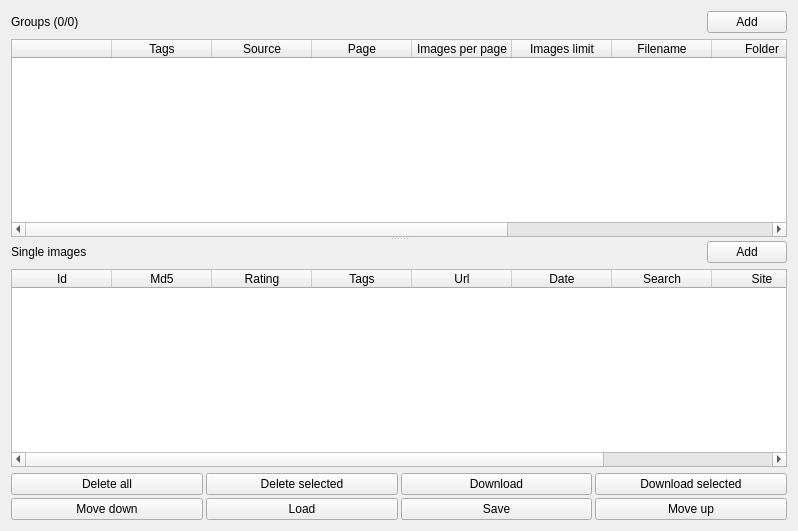
Before: the Qt Designer form gui/src/tabs/downloads-tab.ui in Bionus/imgbrd-grabber, drawn with Qt 5.
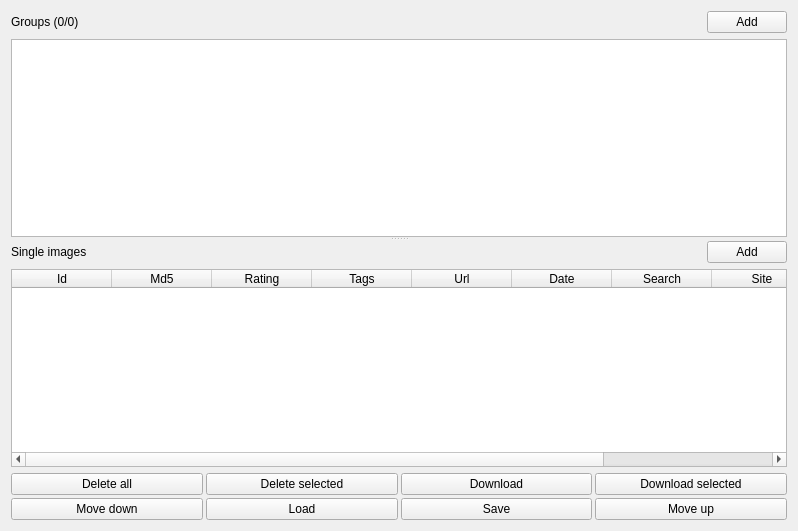
After: the same form once the commit is applied. Icons and pictures are not drawn.

Commit message: Use view/model for group downloads table

```diff
--- a/gui/src/tabs/downloads-tab.ui
+++ b/gui/src/tabs/downloads-tab.ui
@@ -65,7 +65,7 @@
         </layout>
        </item>
        <item>
-        <widget class="QTableWidget" name="tableBatchGroups">
+        <widget class="QTableView" name="tableBatchGroups">
          <property name="verticalScrollMode">
           <enum>QAbstractItemView::ScrollPerPixel</enum>
          </property>
@@ -78,66 +78,6 @@
          <attribute name="verticalHeaderHighlightSections">
           <bool>false</bool>
          </attribute>
-         <column>
-          <property name="text">
-           <string/>
-          </property>
-         </column>
-         <column>
-          <property name="text">
-           <string>Tags</string>
-          </property>
-         </column>
-         <column>
-          <property name="text">
-           <string>Source</string>
-          </property>
-         </column>
-         <column>
-          <property name="text">
-           <string>Page</string>
-          </property>
-         </column>
-         <column>
-          <property name="text">
-           <string>Images per page</string>
-          </property>
-         </column>
-         <column>
-          <property name="text">
-           <string>Images limit</string>
-          </property>
-         </column>
-         <column>
-          <property name="text">
-           <string>Filename</string>
-          </property>
-         </column>
-         <column>
-          <property name="text">
-           <string>Folder</string>
-          </property>
-         </column>
-         <column>
-          <property name="text">
-           <string>Post-filtering</string>
-          </property>
-         </column>
-         <column>
-          <property name="text">
-           <string>Get blacklisted</string>
-          </property>
-         </column>
-         <column>
-          <property name="text">
-           <string>Galleries count as one</string>
-          </property>
-         </column>
-         <column>
-          <property name="text">
-           <string>Progress</string>
-          </property>
-         </column>
         </widget>
        </item>
       </layout>
```
Left out of the diff: 16 changed lines with no effect on the pictures. The commit also changes 6 other files.
